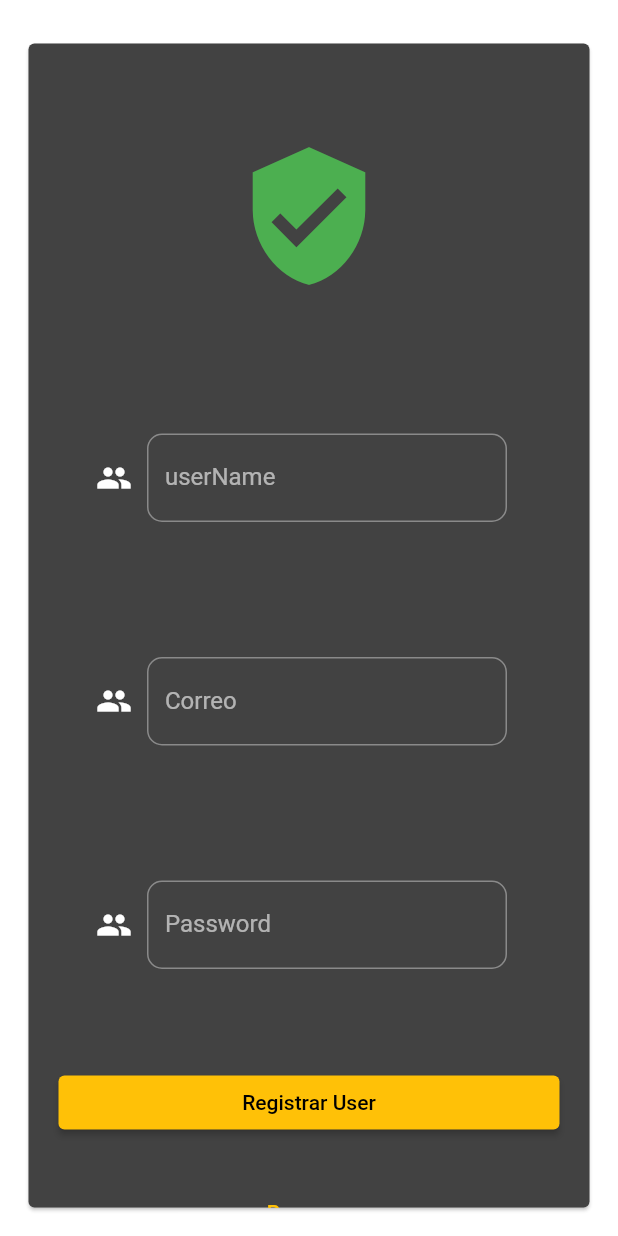
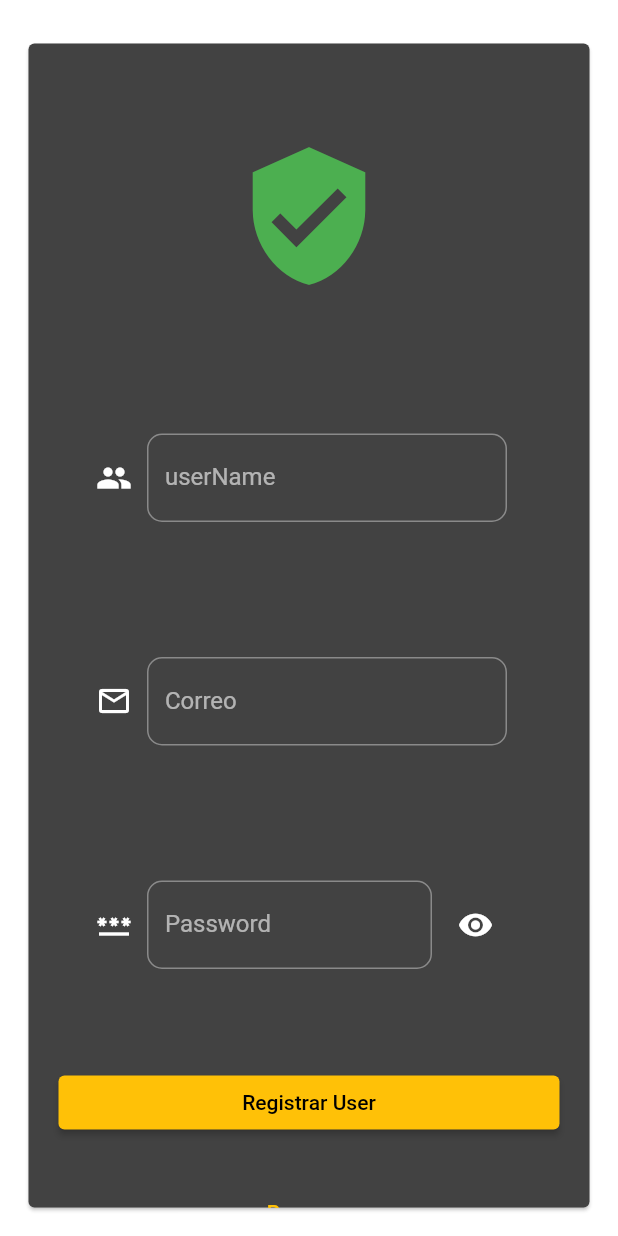
Before and after one commit to grabielh/red2social, a Flutter app: the screen it shows after launch, after a tap on "Crear User", on a phone screen of 412 x 824 dp. Run offline on Flutter 3.47's test engine with Material 2 defaults, Android fonts, the light colour scheme and no system bars; our stand-ins replace firebase_auth, firebase_core; accounts and stored records are empty.

Commit message:
modified:   lib/red2social/infraestructura/service_firebase/services_firebase_login.dart 	renamed:    lib/red2social/views/home/home_options/view_home_optiontwo/view_add_optiontwo.dart -> lib/red2social/views/home/home_options/view_add_optiontwo/view_add_optiontwo.dart 	renamed:    lib/red2social/views/home/home_options/view_home_optionthree/view_people_optionthree.dart -> lib/red2social/views/home/home_options/view_people_optionthree/view_people_optionthree.dart 	modified:   lib/red2social/views/home/view_home.dart 	modified:   lib/red2social/views/user_login/view_login.dart 	modified:   lib/red2social/views/user_register/view_registrar.dart

```diff
--- a/lib/red2social/infraestructura/service_firebase/services_firebase_login.dart
+++ b/lib/red2social/infraestructura/service_firebase/services_firebase_login.dart
@@ -28,7 +28,7 @@ class FirebaseAuthServices extends ChangeNotifier implements LoginGateway {
                 color: Colors.green, // Color del icono
               ),
               Text(
-                'Complete los datos !',
+                'Complete los campos !',
                 style: TextStyle(color: Colors.red),
               )
             ],
--- a/lib/red2social/views/home/view_home.dart
+++ b/lib/red2social/views/home/view_home.dart
@@ -2,8 +2,8 @@ import 'package:firebase_auth/firebase_auth.dart';
 import 'package:flutter/material.dart';
 import 'package:provider/provider.dart';
 import 'package:red2social/red2social/views/home/home_options/view_home_optionone/view_home_optionone.dart';
-import 'package:red2social/red2social/views/home/home_options/view_home_optionthree/view_people_optionthree.dart';
-import 'package:red2social/red2social/views/home/home_options/view_home_optiontwo/view_add_optiontwo.dart';
+import 'package:red2social/red2social/views/home/home_options/view_people_optionthree/view_people_optionthree.dart';
+import 'package:red2social/red2social/views/home/home_options/view_add_optiontwo/view_add_optiontwo.dart';
 import 'package:red2social/red2social/views/user_login/view_login.dart';
 import 'package:red2social/red2social/views/themes/theme_notifer.dart';
 
--- a/lib/red2social/views/user_login/view_login.dart
+++ b/lib/red2social/views/user_login/view_login.dart
@@ -20,6 +20,7 @@ class _ViewLoginState extends State<ViewLogin> {
       TextEditingController(text: 'alfrellack@gmail.com');
   final TextEditingController _password = TextEditingController(text: '123456');
   final FirebaseAuthServices authServices = FirebaseAuthServices();
+  bool visibleTrue = true;
 
   @override
   void dispose() {
@@ -111,7 +112,7 @@ class _ViewLoginState extends State<ViewLogin> {
             children: [
               const Padding(
                 padding: EdgeInsets.all(5),
-                child: Icon(Icons.people),
+                child: Icon(Icons.email_outlined),
               ),
               Container(
                 width: 260,
@@ -135,10 +136,10 @@ class _ViewLoginState extends State<ViewLogin> {
             children: [
               const Padding(
                 padding: EdgeInsets.all(5),
-                child: Icon(Icons.people),
+                child: Icon(Icons.password_outlined),
               ),
               Container(
-                width: 260,
+                width: 220,
                 padding: const EdgeInsets.all(5),
                 child: TextField(
                   controller: password,
@@ -147,9 +148,16 @@ class _ViewLoginState extends State<ViewLogin> {
                       border: OutlineInputBorder(
                           borderRadius: BorderRadius.circular(10))),
                   keyboardType: TextInputType.visiblePassword,
-                  obscureText: true,
+                  obscureText: visibleTrue,
                 ),
-              )
+              ),
+              IconButton(
+                  onPressed: () {
+                    setState(() {
+                      visibleTrue = !visibleTrue;
+                    });
+                  },
+                  icon: const Icon(Icons.visibility))
             ],
           ),
         ),
--- a/lib/red2social/views/user_register/view_registrar.dart
+++ b/lib/red2social/views/user_register/view_registrar.dart
@@ -17,6 +17,7 @@ class _ViewLoginState extends State<ViewRegistrarUser> {
   final TextEditingController _correo = TextEditingController();
   final TextEditingController _password = TextEditingController();
   final FirebaseAuthServices authServices = FirebaseAuthServices();
+  bool visibleTrue = true;
 
   @override
   void dispose() {
@@ -100,7 +101,7 @@ class _ViewLoginState extends State<ViewRegistrarUser> {
             children: [
               const Padding(
                 padding: EdgeInsets.all(5),
-                child: Icon(Icons.people),
+                child: Icon(Icons.email_outlined),
               ),
               Container(
                 width: 250,
@@ -124,10 +125,10 @@ class _ViewLoginState extends State<ViewRegistrarUser> {
             children: [
               const Padding(
                 padding: EdgeInsets.all(5),
-                child: Icon(Icons.people),
+                child: Icon(Icons.password_outlined),
               ),
               Container(
-                width: 250,
+                width: 200,
                 padding: const EdgeInsets.all(5),
                 child: TextField(
                   controller: password,
@@ -136,9 +137,16 @@ class _ViewLoginState extends State<ViewRegistrarUser> {
                       border: OutlineInputBorder(
                           borderRadius: BorderRadius.circular(10))),
                   keyboardType: TextInputType.visiblePassword,
-                  obscureText: true,
+                  obscureText: visibleTrue,
                 ),
               ),
+              IconButton(
+                  onPressed: () {
+                    setState(() {
+                      visibleTrue = !visibleTrue;
+                    });
+                  },
+                  icon: const Icon(Icons.visibility))
             ],
           ),
         ),
```
Also changed, not shown: lib/red2social/views/home/home_options/view_add_optiontwo/view_add_optiontwo.dart (renamed from lib/red2social/views/home/home_options/view_home_optiontwo/view_add_optiontwo.dart), lib/red2social/views/home/home_options/view_people_optionthree/view_people_optionthree.dart (renamed from lib/red2social/views/home/home_options/view_home_optionthree/view_people_optionthree.dart).
